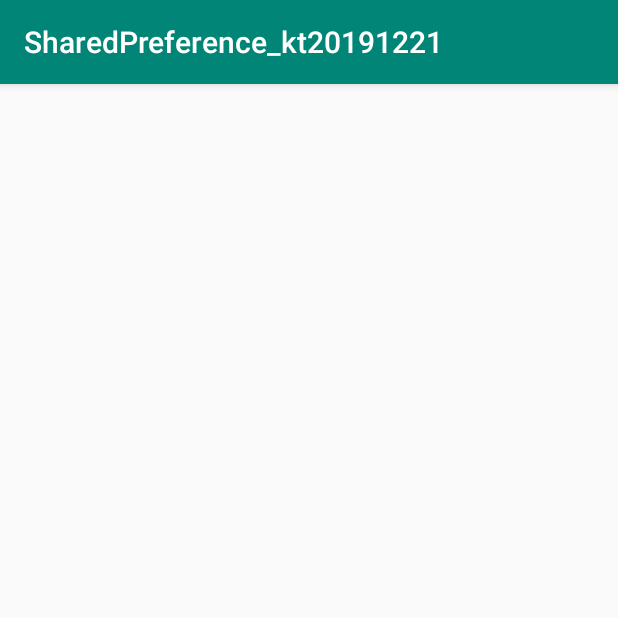
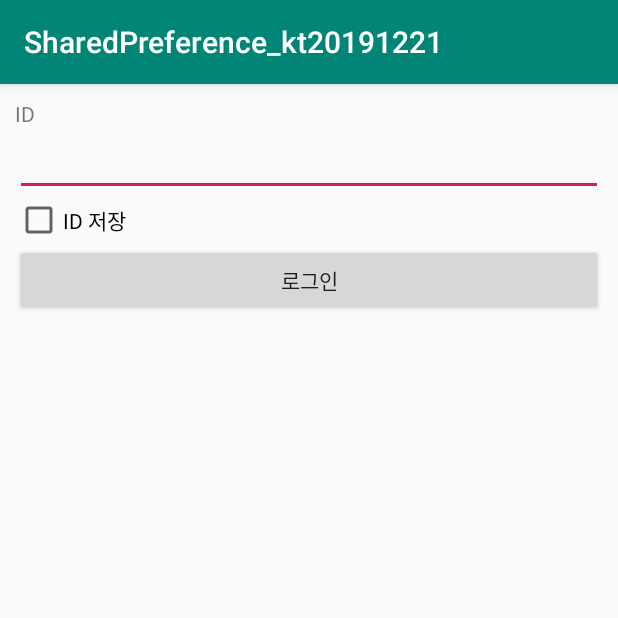
Before and after one commit to kvoyant/SharedPreference_kt20191221, an Android app: the screen it shows after launch (MainActivity), on a phone screen of 412 x 824 dp, the top half of it. Run offline under Robolectric (Android 15) with nearby library versions, the phone set to English and light mode, and no system bars.

Commit message:
사용자의 ID를 저장 /불러 내는 기능까지 구현 - 아직 화면에 불러내는 기능은 구현 X

```diff
--- a/app/src/main/res/layout/activity_main.xml
+++ b/app/src/main/res/layout/activity_main.xml
@@ -5,6 +5,27 @@
     android:layout_width="match_parent"
     android:layout_height="match_parent"
     android:orientation="vertical"
+    android:padding="10dp"
     tools:context=".MainActivity">
 
+    <TextView
+        android:layout_width="wrap_content"
+        android:layout_height="wrap_content"
+        android:text="ID" />
+
+    <EditText
+        android:id="@+id/idEdt"
+        android:layout_width="match_parent"
+        android:layout_height="wrap_content"
+        android:inputType="textEmailAddress" />
+    <CheckBox
+        android:layout_width="wrap_content"
+        android:layout_height="wrap_content"
+        android:text="ID 저장" />
+    <Button
+        android:layout_width="match_parent"
+        android:layout_height="wrap_content"
+        android:text="로그인" />
+
+
 </LinearLayout>
```
Also changed, not shown: app/src/main/java/com/yhkim/sharedpreference_kt20191221/utils/ContextUtil.kt (added, +29 -0 lines).
